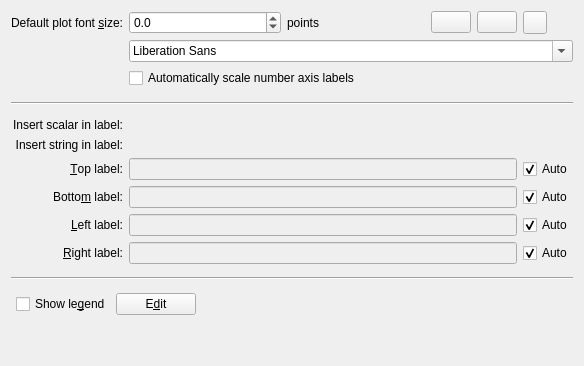
The window that src/libkstapp/labeltab.ui (Kst-plot/kst) describes before a commit, drawn with Qt 5.
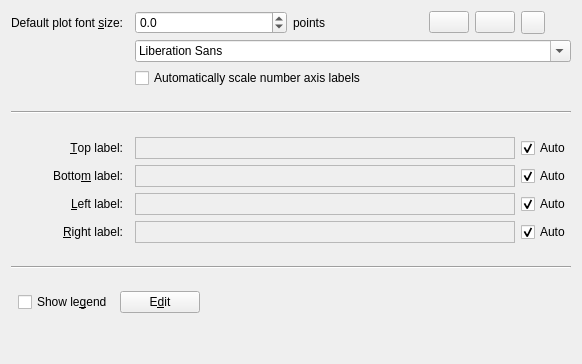
The same window after the commit. Custom widgets are drawn as their Qt base class.

Commit message: Bugfixes and added completion functionality to LabelTab

The edit to the form file:
```diff
--- a/src/libkstapp/labeltab.ui
+++ b/src/libkstapp/labeltab.ui
@@ -6,8 +6,8 @@
    <rect>
     <x>0</x>
     <y>0</y>
-    <width>584</width>
-    <height>366</height>
+    <width>582</width>
+    <height>364</height>
    </rect>
   </property>
   <property name="windowTitle">
@@ -27,7 +27,7 @@
      </property>
     </widget>
    </item>
-   <item row="0" column="1" colspan="2">
+   <item row="0" column="2" colspan="2">
     <widget class="QDoubleSpinBox" name="_globalLabelFontSize">
      <property name="decimals">
       <number>1</number>
@@ -37,14 +37,71 @@
      </property>
     </widget>
    </item>
-   <item row="2" column="1" colspan="3">
+   <item row="0" column="4">
+    <widget class="QLabel" name="label">
+     <property name="text">
+      <string>points</string>
+     </property>
+    </widget>
+   </item>
+   <item row="0" column="5">
+    <widget class="QPushButton" name="_globalLabelBold">
+     <property name="sizePolicy">
+      <sizepolicy hsizetype="Fixed" vsizetype="Fixed">
+       <horstretch>0</horstretch>
+       <verstretch>0</verstretch>
+      </sizepolicy>
+     </property>
+     <property name="iconSize">
+      <size>
+       <width>22</width>
+       <height>22</height>
+      </size>
+     </property>
+     <property name="shortcut">
+      <string>Alt+B</string>
+     </property>
+     <property name="checkable">
+      <bool>true</bool>
+     </property>
+    </widget>
+   </item>
+   <item row="0" column="6">
+    <widget class="QPushButton" name="_globalLabelItalic">
+     <property name="sizePolicy">
+      <sizepolicy hsizetype="Fixed" vsizetype="Fixed">
+       <horstretch>0</horstretch>
+       <verstretch>0</verstretch>
+      </sizepolicy>
+     </property>
+     <property name="iconSize">
+      <size>
+       <width>22</width>
+       <height>22</height>
+      </size>
+     </property>
+     <property name="shortcut">
+      <string>Alt+I</string>
+     </property>
+     <property name="checkable">
+      <bool>true</bool>
+     </property>
+    </widget>
+   </item>
+   <item row="0" column="7">
+    <widget class="Kst::ColorButton" name="_globalLabelColor"/>
+   </item>
+   <item row="1" column="2" colspan="6">
+    <widget class="QFontComboBox" name="_globalLabelFontFamily"/>
+   </item>
+   <item row="2" column="2" colspan="3">
     <widget class="QCheckBox" name="_autoScaleNumberAxis">
      <property name="text">
       <string>Automatically scale number axis labels</string>
      </property>
     </widget>
    </item>
-   <item row="3" column="0" colspan="7">
+   <item row="3" column="0" colspan="8">
     <widget class="Line" name="line_2">
      <property name="sizePolicy">
       <sizepolicy hsizetype="Minimum" vsizetype="Expanding">
@@ -58,38 +115,6 @@
     </widget>
    </item>
    <item row="4" column="0">
-    <widget class="QLabel" name="TextLabel1_2_2_2">
-     <property name="text">
-      <string>Insert scalar in label:</string>
-     </property>
-     <property name="alignment">
-      <set>Qt::AlignRight|Qt::AlignTrailing|Qt::AlignVCenter</set>
-     </property>
-     <property name="wordWrap">
-      <bool>false</bool>
-     </property>
-    </widget>
-   </item>
-   <item row="4" column="1" colspan="6">
-    <widget class="Kst::ScalarSelector" name="_scalars" native="true"/>
-   </item>
-   <item row="5" column="0">
-    <widget class="QLabel" name="TextLabel1_2_2_3">
-     <property name="text">
-      <string>Insert string in label:</string>
-     </property>
-     <property name="alignment">
-      <set>Qt::AlignRight|Qt::AlignTrailing|Qt::AlignVCenter</set>
-     </property>
-     <property name="wordWrap">
-      <bool>false</bool>
-     </property>
-    </widget>
-   </item>
-   <item row="5" column="1" colspan="6">
-    <widget class="Kst::StringSelector" name="_strings" native="true"/>
-   </item>
-   <item row="6" column="0">
     <widget class="QLabel" name="_topLabelLabel">
      <property name="text">
       <string>&amp;Top label:</string>
@@ -102,14 +127,17 @@
      </property>
     </widget>
    </item>
-   <item row="6" column="1" colspan="5">
-    <widget class="Kst::LabelLineEdit" name="_topLabelText">
-     <property name="enabled">
-      <bool>false</bool>
+   <item row="4" column="7">
+    <widget class="QCheckBox" name="_topLabelAuto">
+     <property name="text">
+      <string>Auto</string>
+     </property>
+     <property name="checked">
+      <bool>true</bool>
      </property>
     </widget>
    </item>
-   <item row="7" column="0">
+   <item row="5" column="0">
     <widget class="QLabel" name="_bottomLabelLabel">
      <property name="text">
       <string>Botto&amp;m label:</string>
@@ -122,14 +150,7 @@
      </property>
     </widget>
    </item>
-   <item row="7" column="1" colspan="5">
-    <widget class="Kst::LabelLineEdit" name="_bottomLabelText">
-     <property name="enabled">
-      <bool>false</bool>
-     </property>
-    </widget>
-   </item>
-   <item row="7" column="6">
+   <item row="5" column="7">
     <widget class="QCheckBox" name="_bottomLabelAuto">
      <property name="text">
       <string>Auto</string>
@@ -139,7 +160,7 @@
      </property>
     </widget>
    </item>
-   <item row="8" column="0">
+   <item row="6" column="0">
     <widget class="QLabel" name="_leftLabelLabel">
      <property name="text">
       <string>&amp;Left label:</string>
@@ -152,14 +173,7 @@
      </property>
     </widget>
    </item>
-   <item row="8" column="1" colspan="5">
-    <widget class="Kst::LabelLineEdit" name="_leftLabelText">
-     <property name="enabled">
-      <bool>false</bool>
-     </property>
-    </widget>
-   </item>
-   <item row="8" column="6">
+   <item row="6" column="7">
     <widget class="QCheckBox" name="_leftLabelAuto">
      <property name="text">
       <string>Auto</string>
@@ -169,7 +183,7 @@
      </property>
     </widget>
    </item>
-   <item row="9" column="0">
+   <item row="7" column="0">
     <widget class="QLabel" name="_rightLabelLabel">
      <property name="text">
       <string>&amp;Right label:</string>
@@ -182,14 +196,7 @@
      </property>
     </widget>
    </item>
-   <item row="9" column="1" colspan="5">
-    <widget class="Kst::LabelLineEdit" name="_rightLabelText">
-     <property name="enabled">
-      <bool>false</bool>
-     </property>
-    </widget>
-   </item>
-   <item row="9" column="6">
+   <item row="7" column="7">
     <widget class="QCheckBox" name="_rightLabelAuto">
      <property name="text">
       <string>Auto</string>
@@ -199,7 +206,7 @@
      </property>
     </widget>
    </item>
-   <item row="10" column="0" colspan="7">
+   <item row="8" column="0" colspan="8">
     <widget class="Line" name="line">
      <property name="sizePolicy">
       <sizepolicy hsizetype="Minimum" vsizetype="Expanding">
@@ -212,7 +219,7 @@
      </property>
     </widget>
    </item>
-   <item row="11" column="0" colspan="2">
+   <item row="9" column="0" colspan="3">
     <layout class="QHBoxLayout" name="horizontalLayout_3">
      <property name="spacing">
       <number>0</number>
@@ -245,7 +252,20 @@
      </item>
     </layout>
    </item>
-   <item row="12" column="2">
+   <item row="9" column="4" colspan="4">
+    <spacer>
+     <property name="orientation">
+      <enum>Qt::Horizontal</enum>
+     </property>
+     <property name="sizeHint" stdset="0">
+      <size>
+       <width>376</width>
+       <height>0</height>
+      </size>
+     </property>
+    </spacer>
+   </item>
+   <item row="10" column="3">
     <spacer name="verticalSpacer">
      <property name="orientation">
       <enum>Qt::Vertical</enum>
@@ -258,109 +278,131 @@
      </property>
     </spacer>
    </item>
-   <item row="11" column="3" colspan="4">
-    <spacer>
-     <property name="orientation">
-      <enum>Qt::Horizontal</enum>
+   <item row="4" column="2" colspan="5">
+    <widget class="Kst::SVCCTextEdit" name="_topLabelText">
+     <property name="enabled">
+      <bool>false</bool>
      </property>
-     <property name="sizeHint" stdset="0">
+     <property name="minimumSize">
       <size>
-       <width>376</width>
-       <height>0</height>
+       <width>0</width>
+       <height>19</height>
       </size>
      </property>
-    </spacer>
-   </item>
-   <item row="6" column="6">
-    <widget class="QCheckBox" name="_topLabelAuto">
-     <property name="text">
-      <string>Auto</string>
+     <property name="maximumSize">
+      <size>
+       <width>16777215</width>
+       <height>22</height>
+      </size>
      </property>
-     <property name="checked">
-      <bool>true</bool>
+     <property name="verticalScrollBarPolicy">
+      <enum>Qt::ScrollBarAlwaysOff</enum>
      </property>
+     <property name="horizontalScrollBarPolicy">
+      <enum>Qt::ScrollBarAlwaysOff</enum>
+     </property>
+     <property name="lineWrapMode">
+      <enum>QTextEdit::NoWrap</enum>
+     </property>
     </widget>
    </item>
-   <item row="1" column="1" colspan="6">
-    <widget class="QFontComboBox" name="_globalLabelFontFamily"/>
-   </item>
-   <item row="0" column="6">
-    <widget class="Kst::ColorButton" name="_globalLabelColor"/>
-   </item>
-   <item row="0" column="5">
-    <widget class="QPushButton" name="_globalLabelItalic">
-     <property name="sizePolicy">
-      <sizepolicy hsizetype="Fixed" vsizetype="Fixed">
-       <horstretch>0</horstretch>
-       <verstretch>0</verstretch>
-      </sizepolicy>
+   <item row="5" column="2" colspan="5">
+    <widget class="Kst::SVCCTextEdit" name="_bottomLabelText">
+     <property name="enabled">
+      <bool>false</bool>
      </property>
-     <property name="iconSize">
+     <property name="minimumSize">
       <size>
-       <width>22</width>
+       <width>0</width>
+       <height>19</height>
+      </size>
+     </property>
+     <property name="maximumSize">
+      <size>
+       <width>16777215</width>
        <height>22</height>
       </size>
      </property>
-     <property name="shortcut">
-      <string>Alt+I</string>
+     <property name="verticalScrollBarPolicy">
+      <enum>Qt::ScrollBarAlwaysOff</enum>
      </property>
-     <property name="checkable">
-      <bool>true</bool>
+     <property name="horizontalScrollBarPolicy">
+      <enum>Qt::ScrollBarAlwaysOff</enum>
      </property>
+     <property name="lineWrapMode">
+      <enum>QTextEdit::NoWrap</enum>
+     </property>
     </widget>
    </item>
-   <item row="0" column="4">
-    <widget class="QPushButton" name="_globalLabelBold">
-     <property name="sizePolicy">
-      <sizepolicy hsizetype="Fixed" vsizetype="Fixed">
-       <horstretch>0</horstretch>
-       <verstretch>0</verstretch>
-      </sizepolicy>
+   <item row="6" column="2" colspan="5">
+    <widget class="Kst::SVCCTextEdit" name="_leftLabelText">
+     <property name="enabled">
+      <bool>false</bool>
      </property>
-     <property name="iconSize">
+     <property name="minimumSize">
       <size>
-       <width>22</width>
+       <width>0</width>
+       <height>19</height>
+      </size>
+     </property>
+     <property name="maximumSize">
+      <size>
+       <width>16777215</width>
        <height>22</height>
       </size>
      </property>
-     <property name="shortcut">
-      <string>Alt+B</string>
+     <property name="verticalScrollBarPolicy">
+      <enum>Qt::ScrollBarAlwaysOff</enum>
      </property>
-     <property name="checkable">
-      <bool>true</bool>
+     <property name="horizontalScrollBarPolicy">
+      <enum>Qt::ScrollBarAlwaysOff</enum>
      </property>
+     <property name="lineWrapMode">
+      <enum>QTextEdit::NoWrap</enum>
+     </property>
     </widget>
    </item>
-   <item row="0" column="3">
-    <widget class="QLabel" name="label">
-     <property name="text">
-      <string>points</string>
+   <item row="7" column="2" colspan="5">
+    <widget class="Kst::SVCCTextEdit" name="_rightLabelText">
+     <property name="enabled">
+      <bool>false</bool>
+     </property>
+     <property name="minimumSize">
+      <size>
+       <width>0</width>
+       <height>19</height>
+      </size>
+     </property>
+     <property name="maximumSize">
+      <size>
+       <width>16777215</width>
+       <height>22</height>
+      </size>
+     </property>
+     <property name="verticalScrollBarPolicy">
+      <enum>Qt::ScrollBarAlwaysOff</enum>
+     </property>
+     <property name="horizontalScrollBarPolicy">
+      <enum>Qt::ScrollBarAlwaysOff</enum>
+     </property>
+     <property name="lineWrapMode">
+      <enum>QTextEdit::NoWrap</enum>
      </property>
     </widget>
    </item>
   </layout>
  </widget>
  <customwidgets>
+  <customwidget>
+   <class>Kst::SVCCTextEdit</class>
+   <extends>QTextEdit</extends>
+   <header>cclineedit.h</header>
+  </customwidget>
   <customwidget>
    <class>Kst::ColorButton</class>
    <extends>QToolButton</extends>
    <header>colorbutton.h</header>
   </customwidget>
-  <customwidget>
-   <class>Kst::ScalarSelector</class>
-   <extends>QWidget</extends>
-   <header>scalarselector.h</header>
-  </customwidget>
-  <customwidget>
-   <class>Kst::StringSelector</class>
-   <extends>QWidget</extends>
-   <header>stringselector.h</header>
-  </customwidget>
-  <customwidget>
-   <class>Kst::LabelLineEdit</class>
-   <extends>QLineEdit</extends>
-   <header>labellineedit.h</header>
-  </customwidget>
  </customwidgets>
  <tabstops>
   <tabstop>_topLabelText</tabstop>
```
Left out of the diff: 71 changed lines with no effect on the pictures. The commit also changes 3 other files.
